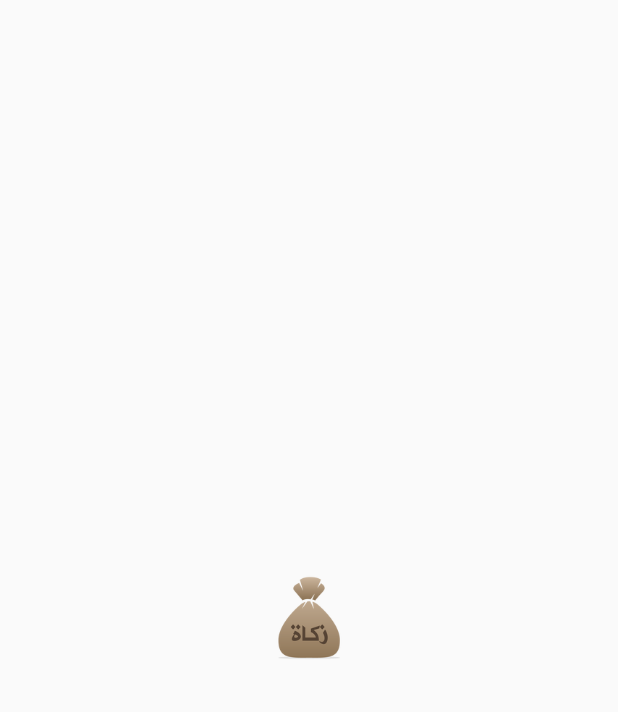
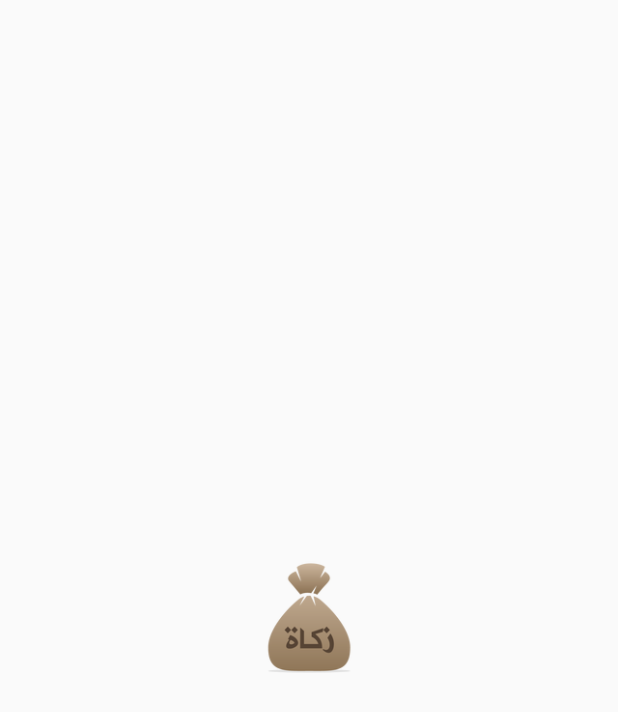
Before and after one commit to zahid2873/amarZaqatUi, a Flutter app: the SplashScreen screen opened by its route, on a phone screen of 412 x 824 dp. Shown: the top 712 px of the screen. Run offline on Flutter 3.47's test engine with Material 2 defaults, Android fonts, the phone set to English and light mode, and no system bars; our stand-ins replace get, google_fonts.

Commit message:
get routing

```diff
--- a/lib/fikhuz_zaqat/zaqat_porichoy.dart
+++ b/lib/fikhuz_zaqat/zaqat_porichoy.dart
@@ -1,5 +1,6 @@
 import 'package:amar_zaqat_ui/pages/search_page.dart';
 import 'package:flutter/material.dart';
+import 'package:get/get.dart';
 
 class FikhuzZaqatPorichoy extends StatefulWidget {
   const FikhuzZaqatPorichoy({Key? key}) : super(key: key);
@@ -18,7 +19,8 @@ class _FikhuzZaqatPorichoyState extends State<FikhuzZaqatPorichoy> {
         title: Text("যাকাতের পরিচয়",style: TextStyle(fontFamily: 'Kalpurush',fontSize: 20,color: Color(0xFFFFFFFF)),),
         actions: [
           IconButton(onPressed: (){
-            Navigator.pushNamed(context, SearchPage.routeName);
+            Get.to(()=>SearchPage(),transition: Transition.fade, duration: Duration(seconds: 0) );
+            //Navigator.pushNamed(context, SearchPage.routeName);
           }, icon: Icon(Icons.search,size: 24,)),
           IconButton(onPressed: (){
             bottomSheet();
--- a/lib/main.dart
+++ b/lib/main.dart
@@ -6,6 +6,7 @@ import 'package:amar_zaqat_ui/pages/search_page.dart';
 import 'package:flutter/material.dart';
 
 import 'pages/splash_screen.dart';
+import 'package:get/get.dart';
 
 void main() {
   runApp(const MyApp());
@@ -17,7 +18,7 @@ class MyApp extends StatelessWidget {
   // This widget is the root of your application.
   @override
   Widget build(BuildContext context) {
-    return MaterialApp(
+    return GetMaterialApp(
       debugShowCheckedModeBanner: false,
       title: 'Flutter Demo',
       theme: ThemeData(
--- a/lib/pages/splash_screen.dart
+++ b/lib/pages/splash_screen.dart
@@ -16,7 +16,7 @@ class _SplashScreenState extends State<SplashScreen> {
   @override
   void initState() {
     // TODO: implement initState
-    Timer(const Duration(seconds: 3), ()=> Navigator.pushNamed(context, HomePage.routeName));
+    Timer(const Duration(seconds: 3), ()=> Navigator.pushReplacementNamed(context, HomePage.routeName));
     super.initState();
   }
   @override
@@ -24,7 +24,7 @@ class _SplashScreenState extends State<SplashScreen> {
     final size = MediaQuery.of(context).size;
     return Scaffold(
       body: Center(
-        child: Image.asset("images/logo.png",height: size.height*0.15,width: size.width*0.15,),
+        child: Image.asset("images/logo.png",height: size.height*0.20,width: size.width*0.20,),
       ),
     );
   }
--- a/pubspec.yaml
+++ b/pubspec.yaml
@@ -37,6 +37,7 @@ dependencies:
   # Use with the CupertinoIcons class for iOS style icons.
   cupertino_icons: ^1.0.2
   google_fonts:
+  get:
 
 dev_dependencies:
   flutter_test:
```
Also changed, not shown: lib/fikhuz_zaqat/fikhuz_zaqat_porichiti.dart (+6 -2 lines), lib/pages/fikhuz_zaqat_page.dart (+9 -1 lines), lib/pages/home_page.dart (+13 -3 lines), pubspec.lock.
